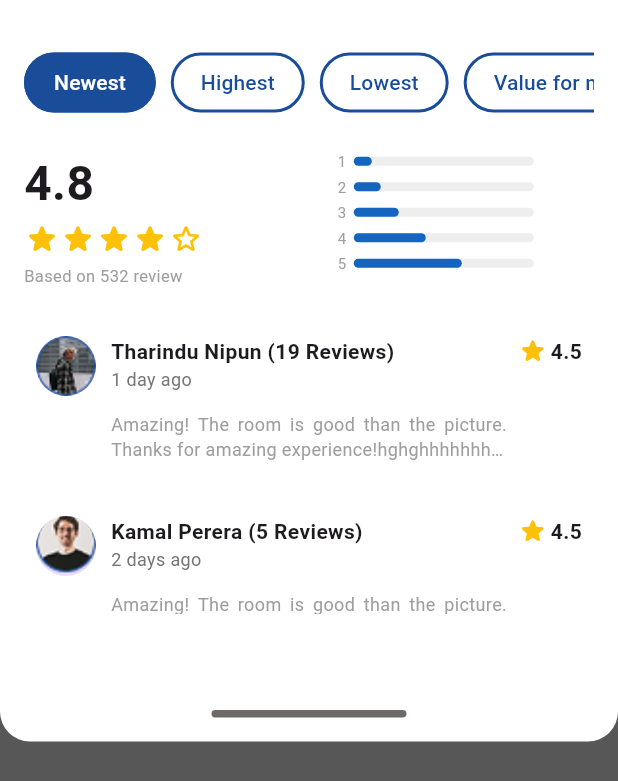
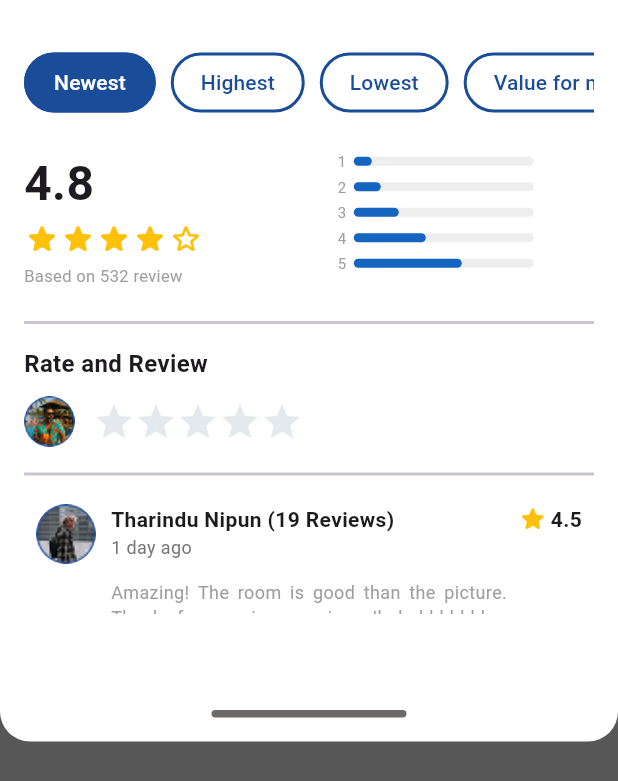
Before and after one commit to MalithKeerthisinghe/hostel-management-mirissa, a Flutter app: the screen it shows after launch, after a tap on "Rating Sheet (Top)", on a phone screen of 412 x 824 dp. Shown: the top 781 px of the screen. Run offline on Flutter 3.47's test engine with Material 3 defaults, Android fonts, the light colour scheme and no system bars; our stand-ins replace flutter_animate, flutter_svg, google_fonts, shared_preferences.

Commit message:
new changes

```diff
--- a/hostel_management/lib/Screens/emptyPage.dart
+++ b/hostel_management/lib/Screens/emptyPage.dart
@@ -11,7 +11,7 @@ class EmptyPage extends StatelessWidget {
       body: Center(
         child: ElevatedButton(
           onPressed: () {
-            RatingSheetTop.show(context);
+            RatingSheetTop.show(context, isLoggedIn: true);
           },
           child: const Text("Rating Sheet (Top)"),
         ),
--- a/hostel_management/lib/Widgets/RatingSheet/ratingSheet.dart
+++ b/hostel_management/lib/Widgets/RatingSheet/ratingSheet.dart
@@ -2,14 +2,17 @@ import 'package:flutter/material.dart';
 import 'package:flutter_svg/flutter_svg.dart';
 
 class RatingSheetTop extends StatefulWidget {
-  const RatingSheetTop({super.key});
+  final bool isLoggedIn;
 
-  static void show(BuildContext context) {
+  const RatingSheetTop({super.key, required this.isLoggedIn});
+
+  static void show(BuildContext context, {required bool isLoggedIn}) {
     Navigator.of(context).push(
       PageRouteBuilder(
         opaque: false,
         pageBuilder:
-            (context, animation, secondaryAnimation) => const RatingSheetTop(),
+            (context, animation, secondaryAnimation) =>
+                RatingSheetTop(isLoggedIn: isLoggedIn),
         transitionsBuilder: (context, animation, secondaryAnimation, child) {
           const begin = Offset(0.0, -1.0);
           const end = Offset.zero;
@@ -207,7 +210,11 @@ class _RatingSheetTopState extends State<RatingSheetTop> {
                                 ),
                               ],
                             ),
-                            const SizedBox(height: 20),
+                            const SizedBox(height: 15),
+
+                            /// ✅ Extra content for logged-in users
+                            if (widget.isLoggedIn)
+                              _buildExtraContentForLoggedInUsers(),
 
                             /// 🔥 Reviews section scrollable
                             Expanded(
@@ -594,4 +601,47 @@ class _RatingSheetTopState extends State<RatingSheetTop> {
       ),
     );
   }
+
+  Widget _buildExtraContentForLoggedInUsers() {
+    return Column(
+      crossAxisAlignment: CrossAxisAlignment.start,
+      children: [
+        const Divider(thickness: 2), // 🔹 First divider
+
+        const SizedBox(height: 8),
+        const Text(
+          "Rate and Review",
+          style: TextStyle(fontSize: 16, fontWeight: FontWeight.bold),
+        ),
+        const SizedBox(height: 10),
+
+        // 🔹 Row with avatar and stars
+        Row(
+          children: [
+            const CircleAvatar(
+              radius: 17,
+              backgroundImage: AssetImage(
+                "assets/profile6.png",
+              ), // replace with actual path
+            ),
+            const SizedBox(width: 12),
+
+            // Generate 5 star icons
+            Row(
+              children: List.generate(5, (index) {
+                return Icon(
+                  Icons.star, // outlined star by default
+                  color: Color(0xFFE3E9ED),
+                  size: 28,
+                );
+              }),
+            ),
+          ],
+        ),
+
+        const SizedBox(height: 10),
+        const Divider(thickness: 2), // 🔹 Second divider
+      ],
+    );
+  }
 }
```
Also changed, not shown: hostel_management/assets/profile6.png (added).
